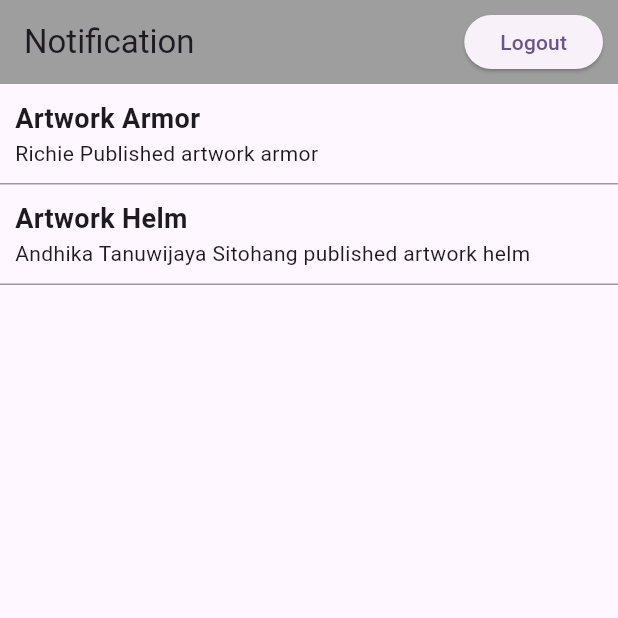
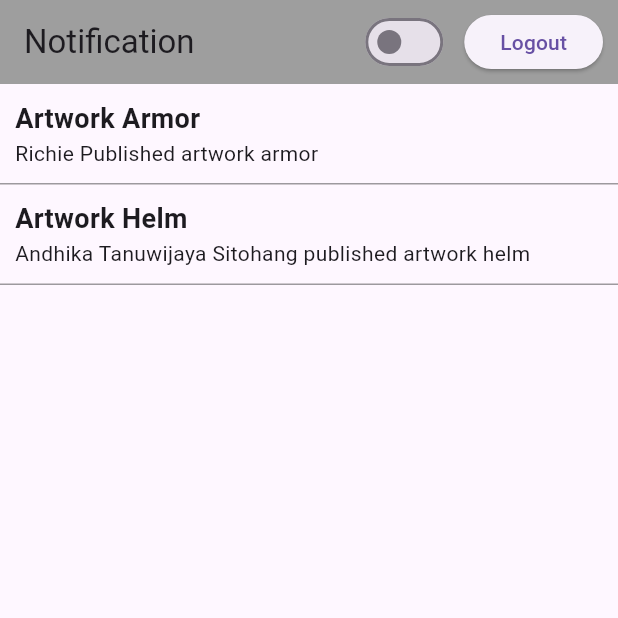
Before and after one commit to AndhikaRCP/Project_Akhir_PAB_II_Bubadibako, a Flutter app: the NotificationScreen screen opened by its route, on a phone screen of 412 x 824 dp, the top half of it. Run offline on Flutter 3.47's test engine with Material 3 defaults, Android fonts, the phone set to English and light mode, and no system bars; our stand-ins replace adaptive_theme, cached_network_image, cloud_firestore, firebase_auth, firebase_core, firebase_storage and 2 more; accounts and stored records are empty.

```diff
--- a/lib/screens/favorite_screen.dart
+++ b/lib/screens/favorite_screen.dart
@@ -47,7 +47,7 @@ class _FavoriteScreenState extends State<FavoriteScreen> {
         ),
       ),
       appBar: const AppBarWidget(
-        title: "Profile",
+        title: "Favorite",
       ),
       body: FutureBuilder<List<String>>(
         future: FavoriteServices.getFavoritePostsById(idPengguna),
--- a/lib/widgets/app_bar_widget.dart
+++ b/lib/widgets/app_bar_widget.dart
@@ -1,30 +1,50 @@
 import 'package:flutter/material.dart';
 import 'package:firebase_auth/firebase_auth.dart';
+import 'package:adaptive_theme/adaptive_theme.dart';
+import 'package:flutter_iconly/flutter_iconly.dart';
 
-class AppBarWidget extends StatelessWidget implements PreferredSizeWidget {
+class AppBarWidget extends StatefulWidget implements PreferredSizeWidget {
   const AppBarWidget({Key? key, required this.title}) : super(key: key);
   final String title;
+
   @override
   Size get preferredSize => Size.fromHeight(kToolbarHeight);
 
   @override
+  _AppBarWidgetState createState() => _AppBarWidgetState();
+}
+
+class _AppBarWidgetState extends State<AppBarWidget> {
+  @override
   Widget build(BuildContext context) {
     return AppBar(
-      title:  Text(this.title),
+      title: Text(widget.title),
       backgroundColor: Colors.grey,
-      automaticallyImplyLeading: false, // Menghilangkan tombol back arrow
+      automaticallyImplyLeading: false,
       actions: [
+         Switch.adaptive(
+          value: AdaptiveTheme.of(context).mode.isDark,
+          onChanged: (state) {
+            AdaptiveTheme.of(context).toggleThemeMode(useSystem: false);
+          },
+          activeTrackColor: Colors.grey[300],
+
+        ),
         Container(
           margin: const EdgeInsets.all(10.0),
           child: ElevatedButton(
             onPressed: () {
               FirebaseAuth.instance.signOut().whenComplete(() {
+
+                //////back to white again
+                AdaptiveTheme.of(context).reset(); //
                 Navigator.of(context).pushReplacementNamed("/signIn");
               });
             },
             child: const Text("Logout"),
           ),
         ),
+
       ],
     );
   }
--- a/pubspec.yaml
+++ b/pubspec.yaml
@@ -47,7 +47,9 @@ dependencies:
   google_maps_flutter: ^2.6.1
   flutter_config: ^2.0.2
   cached_network_image: ^3.3.1
-
+  provider: ^6.1.2
+  adaptive_theme: ^3.6.0
+  flutter_iconly: ^1.0.2
 
 dev_dependencies:
   flutter_test:
```
Also changed, not shown: lib/main.dart (+11 -10 lines), pubspec.lock, 1 other file.
